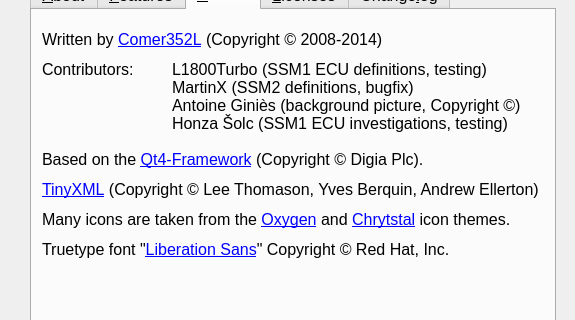
Old version of the form ui/About.ui in the repository Comer352L/FreeSSM; both pictures show x 0 to 575 and y 101 to 421 of the 575 by 545 pixel window.
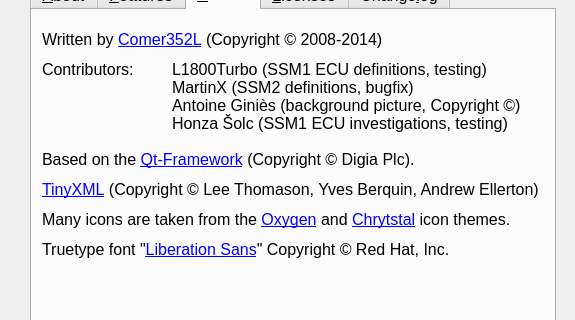
New version of the form. The open tabs and pages were chosen to show the change.

Commit message: Update "About" section and translations to reflect Qt5 support

```diff
--- a/ui/About.ui
+++ b/ui/About.ui
@@ -637,7 +637,7 @@
       </font>
      </property>
      <property name="text">
-      <string>Based on the &lt;a href=&quot;http://qt-project.org&quot;&gt;Qt4-Framework&lt;/a&gt; (Copyright © Digia Plc).</string>
+      <string>Based on the &lt;a href=&quot;http://qt-project.org&quot;&gt;Qt-Framework&lt;/a&gt; (Copyright © Digia Plc).</string>
      </property>
      <property name="openExternalLinks">
       <bool>true</bool>
```
Left out of the diff: 2 changed lines with no effect on the pictures. The commit also changes 2 other files.
